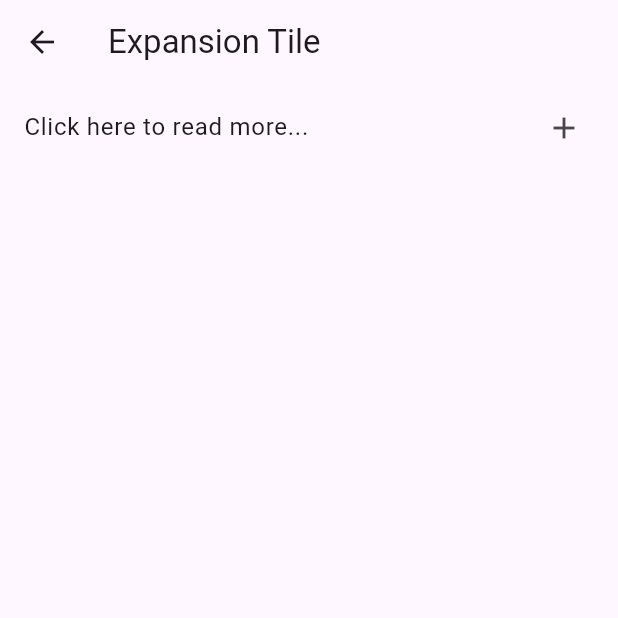
After one commit to Odinachi/SCA-playground, a Flutter app: the ExpansionTileScreen screen opened by its route, on a phone screen of 412 x 824 dp, the top half of it. The commit adds this screen. Run offline on Flutter 3.47's test engine with Material 3 defaults, Android fonts, the phone set to English and light mode, and no system bars; our stand-ins replace cached_network_image, carousel_slider, flutter_svg.

Commit message:
expansion tile

```diff
--- /dev/null
+++ b/lib/features/expansion_tile/expansion_tile_screen.dart
@@ -0,0 +1,39 @@
+import 'package:flutter/material.dart';
+
+class ExpansionTileScreen extends StatefulWidget {
+  const ExpansionTileScreen({super.key});
+
+  @override
+  State<ExpansionTileScreen> createState() => _ExpansionTileScreenState();
+}
+
+class _ExpansionTileScreenState extends State<ExpansionTileScreen> {
+  @override
+  Widget build(BuildContext context) {
+    return Scaffold(
+      appBar: AppBar(
+        title: Text("Expansion Tile"),
+      ),
+      body: Column(
+        children: [
+          ExpansionTile(
+            trailing: Icon(Icons.add),
+            textColor: Colors.red,
+            title: Text("Click here to read more..."),
+            children: [
+              ListTile(
+                title: Text("Child 1"),
+              ),
+              ListTile(
+                title: Text("Child 1"),
+              ),
+              ListTile(
+                title: Text("Child 1"),
+              ),
+            ],
+          ),
+        ],
+      ),
+    );
+  }
+}
--- a/lib/features/navigation/route_strings.dart
+++ b/lib/features/navigation/route_strings.dart
@@ -8,4 +8,5 @@ class AppRouteStrings {
   static const String pageViewScreen = "/page_view_screen";
   static const String tabBarViewScreen = "/tab_bar_view_screen";
   static const String popValueScreen = "/pop_value_screen";
+  static const String expansionTileScreen = "/expansion_tile_screen";
 }
--- a/lib/features/navigation/router.dart
+++ b/lib/features/navigation/router.dart
@@ -2,6 +2,7 @@ import 'package:flutter/cupertino.dart';
 import 'package:secondapp/features/Navigation/route_strings.dart';
 import 'package:secondapp/features/back_values/pop_value_screen.dart';
 import 'package:secondapp/features/carousel/carousel_screen.dart';
+import 'package:secondapp/features/expansion_tile/expansion_tile_screen.dart';
 import 'package:secondapp/features/home/home_screen.dart';
 import 'package:secondapp/features/login/login_screen.dart';
 import 'package:secondapp/features/manual_input/manual_input.dart';
@@ -37,6 +38,8 @@ class AppRouter {
         return CupertinoPageRoute(builder: (_) => const TabBarViewScreen());
       case AppRouteStrings.popValueScreen:
         return CupertinoPageRoute(builder: (_) => const PopValueScreen());
+      case AppRouteStrings.expansionTileScreen:
+        return CupertinoPageRoute(builder: (_) => const ExpansionTileScreen());
       default:
         return CupertinoPageRoute(builder: (_) => const SizedBox());
     }
```
Also changed, not shown: lib/features/asynchronous/asynchronous.dart (+27 -27 lines), lib/features/home/home_screen.dart (+9 -1 lines).
